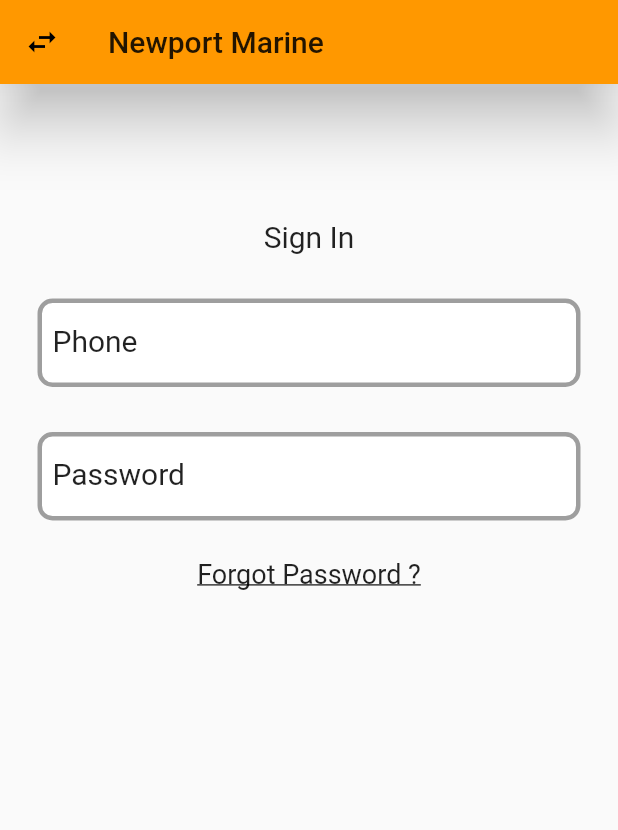
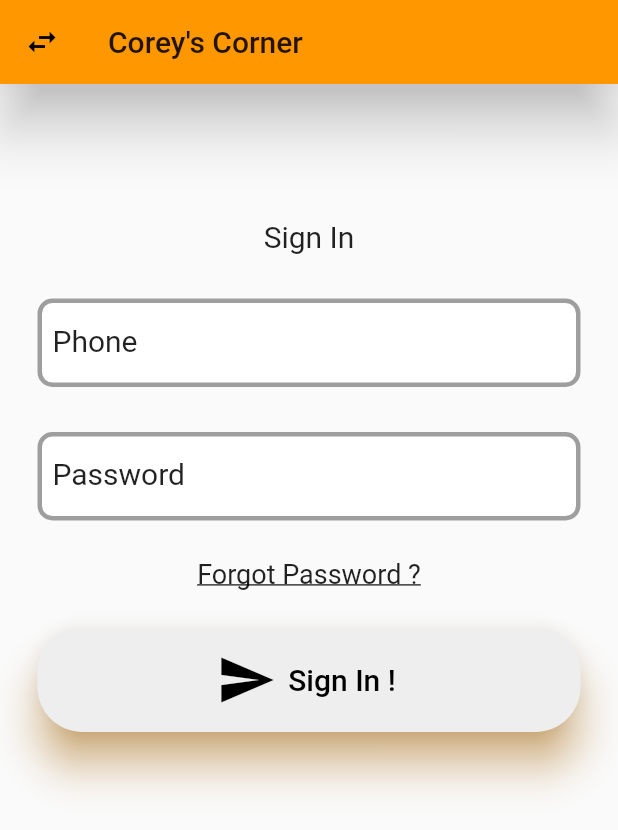
Before and after one commit to gardnerapp/resteraunt_ios_template, a Flutter app: the Auth screen opened directly, after a tap on the "swap horiz" icon, on a phone screen of 412 x 824 dp. Shown: the top 830 px of the screen. Run offline on Flutter 3.47's test engine with Material 2 defaults, Android fonts, the phone set to English and light mode, and no system bars; our stand-ins replace carousel_pro, flutter_bloc.

Commit message:
auth forms finished, reusable rasedbutton.icon

```diff
--- /dev/null
+++ b/lib/components/RaisedIconButton.dart
@@ -0,0 +1,18 @@
+import 'package:flutter/material.dart';
+
+customRaisedIconButton(
+    String text, IconData icon, BuildContext context, Function onPressed) {
+  return ElevatedButton.icon(
+    style: ElevatedButton.styleFrom(
+        shadowColor: Theme.of(context).primaryColor,
+        elevation: 12.0,
+        primary: Colors.grey[200],
+        onPrimary: Colors.black,
+        minimumSize: Size(50, 70),
+        shape:
+            RoundedRectangleBorder(borderRadius: BorderRadius.circular(30.0))),
+    icon: Icon(icon, size: 40.0),
+    label: Text(text, style: TextStyle(fontSize: 20.0)),
+    onPressed: onPressed,
+  );
+}
--- a/lib/layouts/authentication/Auth.dart
+++ b/lib/layouts/authentication/Auth.dart
@@ -15,7 +15,7 @@ class _AuthState extends State<Auth> {
     return Scaffold(
         appBar: AppBar(
             title: Text(
-              "Newport Marine",
+              "Corey's Corner",
             ),
             elevation: 16.0,
             leading: IconButton(
--- a/lib/layouts/authentication/AuthStyles.dart
+++ /dev/null
@@ -1,26 +0,0 @@
-import 'package:flutter/material.dart';
-
-textInputDecoration(String label, BuildContext context) {
-  return InputDecoration(
-    labelText: label,
-    labelStyle: TextStyle(color: Colors.black87, fontSize: 20.0),
-    fillColor: Colors.white,
-    filled: true,
-    enabledBorder: formBorder(Theme.of(context).primaryColor),
-    focusedBorder: formBorder(Theme.of(context).primaryColor),
-    errorBorder: formBorder(Colors.red),
-    contentPadding: EdgeInsets.symmetric(horizontal: 10.0, vertical: 20.0),
-  );
-}
-
-OutlineInputBorder formBorder(Color color) {
-  return OutlineInputBorder(
-      borderRadius: BorderRadius.circular(10.0),
-      borderSide: BorderSide(color: color, width: 3.0));
-}
-
-TextStyle formTitleStyle(){
-  return TextStyle(
-      color: Colors.black87, fontSize: 20.0, fontWeight: FontWeight.w400
-  );
-}
--- a/lib/layouts/authentication/SignIn.dart
+++ b/lib/layouts/authentication/SignIn.dart
@@ -1,4 +1,5 @@
 import 'package:flutter/material.dart';
+import 'package:resteraunt_starter/components/RaisedIconButton.dart';
 import 'package:resteraunt_starter/components/text_form_styles.dart';
 
 class SignIn extends StatefulWidget {
@@ -52,7 +53,10 @@ class _SignInState extends State<SignIn> {
                   },
                 ),
                 SizedBox(height: 25),
-               // Todo submit button
+                Container(
+                    width: 400,
+                    child: customRaisedIconButton("Sign In !", Icons.send, context, (){})
+                )
               ],
             )
         )
--- a/lib/layouts/authentication/SignUp.dart
+++ b/lib/layouts/authentication/SignUp.dart
@@ -1,5 +1,6 @@
 import 'package:flutter/material.dart';
-import 'package:resteraunt_starter/layouts/authentication/AuthStyles.dart';
+import 'package:resteraunt_starter/components/RaisedIconButton.dart';
+import 'package:resteraunt_starter/components/text_form_styles.dart';
 
 class SignUp extends StatefulWidget {
   @override
@@ -120,6 +121,10 @@ class _SignUpState extends State<SignUp> {
                     validator: (val) => val != password ? "Your Passwords Don't Match" : null,
                   )
               ),
+              Container(
+                width: 400,
+                  child:  customRaisedIconButton("Sign Up !", Icons.send, context, (){})
+              )
 
             ],
           ),
```
Also changed, not shown: lib/layouts/home/MyHomePage.dart (+12 -11 lines), lib/layouts/item/DisplayItem.dart (+8 -15 lines).
